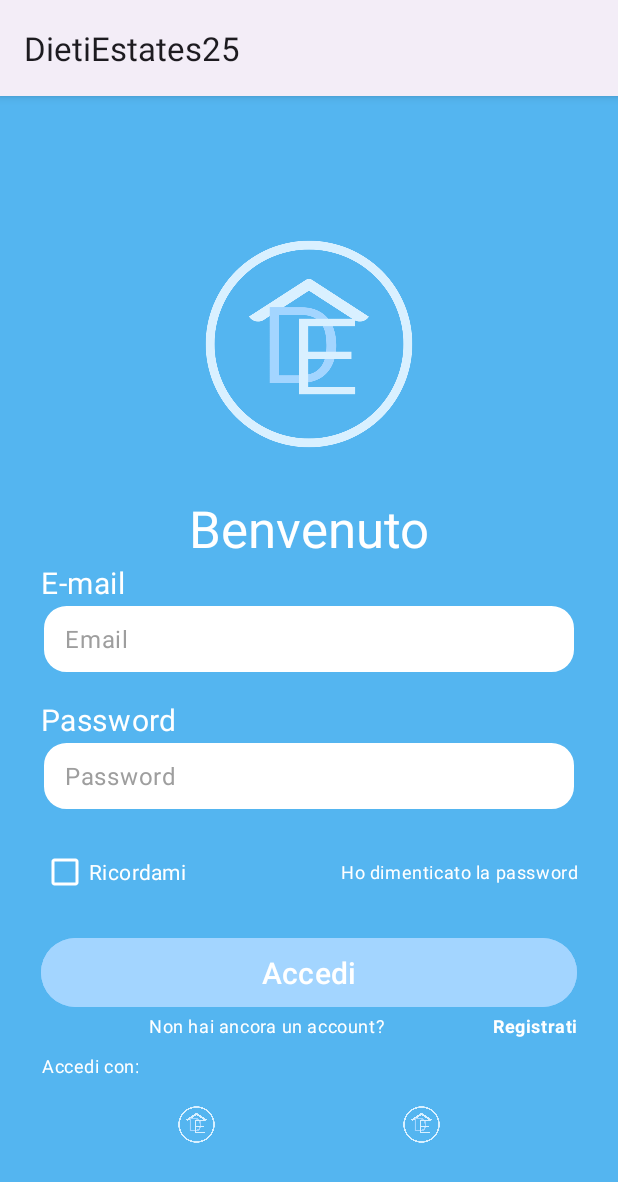
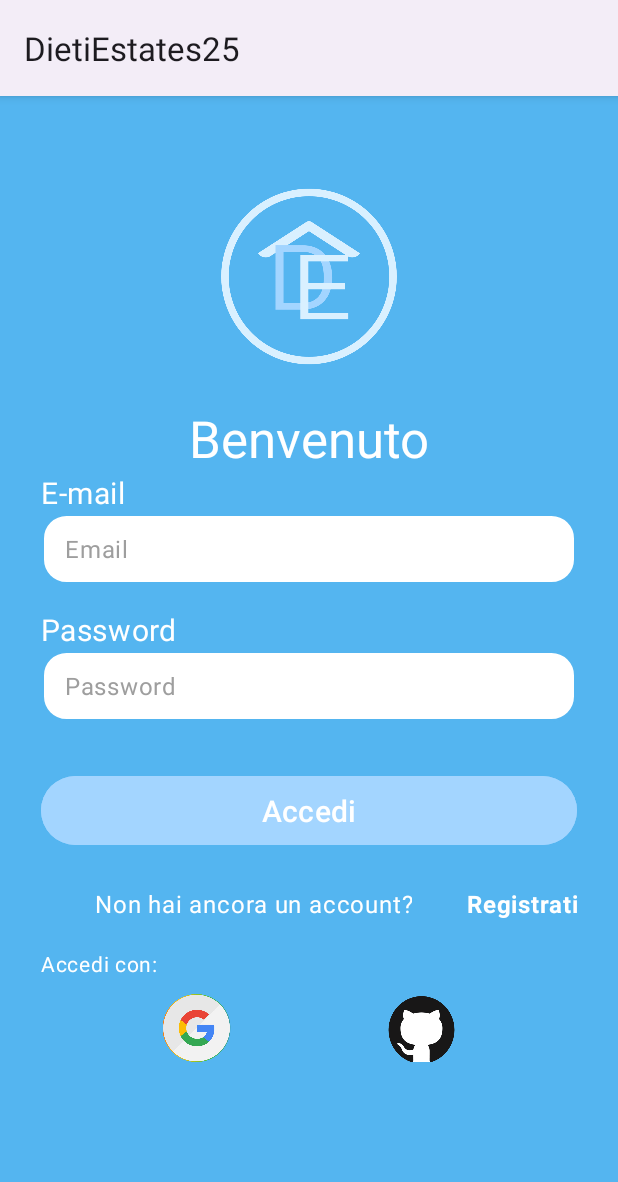
Before and after one commit to n00w4/DietiEstates25, an Android app: the screen it shows after launch (MainActivity), on a phone screen of 412 x 824 dp. Shown: the top 1182 px of the screen. Run offline under Robolectric (Android 15) with nearby library versions, the phone set to English and light mode, and no system bars.

Commit message:
[FRONTEND] Altri fix al layout

```diff
--- a/FRONTEND/MyApplication/app/src/main/java/com/example/myapplication/Controller/SignUpController.kt
+++ b/FRONTEND/MyApplication/app/src/main/java/com/example/myapplication/Controller/SignUpController.kt
@@ -50,7 +50,6 @@ class SignUpController(private val context: Context) {
                     else -> {
                         Toast.makeText(context, "Error: ${response.errorBody()?.string()}", Toast.LENGTH_SHORT).show()
                     }
-
                     //Per ora solo in caso di successo si cambia pagina, nei casi di errore mostra un toast.
                     //Decidere approccio per i casi di errore.
                 }
--- a/FRONTEND/MyApplication/app/src/main/res/layout/activity_main.xml
+++ b/FRONTEND/MyApplication/app/src/main/res/layout/activity_main.xml
@@ -8,10 +8,18 @@
     tools:context=".MainActivity"
     android:background="@color/background_color_dark">
 
+    <ScrollView
+        android:layout_width="357dp"
+        android:layout_height="0dp"
+        app:layout_constraintTop_toTopOf="parent"
+        app:layout_constraintBottom_toBottomOf="parent"
+        app:layout_constraintStart_toStartOf="parent"
+        app:layout_constraintEnd_toEndOf="parent">
+
     <LinearLayout
         android:layout_width="357dp"
         android:layout_height="729dp"
-        android:layout_marginTop="100dp"
+        android:layout_marginTop="35dp"
         android:orientation="vertical"
         app:layout_constraintBottom_toBottomOf="parent"
         app:layout_constraintEnd_toEndOf="parent"
@@ -21,7 +29,7 @@
         <ImageView
             android:id="@+id/imageView"
             android:layout_width="match_parent"
-            android:layout_height="200dp"
+            android:layout_height="170dp"
             app:srcCompat="@drawable/dietiestates25" />
 
         <TextView
@@ -63,33 +71,11 @@
             android:layout_height="48dp"
             android:inputType="textPassword" />
 
-        <LinearLayout
-            android:layout_width="match_parent"
-            android:layout_height="wrap_content"
-            android:orientation="horizontal"
-            android:gravity="center_vertical">
-
-            <CheckBox
-                android:id="@+id/checkBox"
-                style="@style/LoginCheckBox"
-                android:layout_width="wrap_content"
-                android:layout_height="wrap_content"
-                android:text="Ricordami" />
-
-            <TextView
-                android:id="@+id/textView4"
-                style="@style/ForgotPasswordTextView"
-                android:layout_width="wrap_content"
-                android:layout_height="wrap_content"
-                android:layout_weight="1"
-                android:text="Ho dimenticato la password" />
-
-        </LinearLayout>
-
         <Button
             android:id="@+id/accedi_btn"
             style="@style/LoginButton"
             android:layout_marginTop="16dp"
+            android:layout_marginBottom="15dp"
             android:layout_width="match_parent"
             android:layout_height="54dp"
             android:text="Accedi" />
@@ -98,7 +84,7 @@
 
         <LinearLayout
             android:layout_width="match_parent"
-            android:layout_height="wrap_content"
+            android:layout_height="40dp"
             android:orientation="horizontal"
             android:gravity="center_vertical">
 
@@ -108,6 +94,7 @@
                 android:layout_width="wrap_content"
                 android:layout_height="wrap_content"
                 android:layout_weight="1"
+                android:textSize="16dp"
                 android:text="Non hai ancora un account?" />
 
             <TextView
@@ -118,6 +105,7 @@
                 android:layout_weight="1"
                 android:clickable="true"
                 android:text="Registrati"
+                android:textSize="16dp"
                 android:textStyle="bold" />
 
         </LinearLayout>
@@ -127,6 +115,7 @@
             style="@style/ForgotPasswordTextView"
             android:layout_width="wrap_content"
             android:layout_height="40dp"
+            android:textSize="14dp"
             android:paddingTop="10dp"
             android:paddingBottom="10dp"
             android:text="Accedi con:" />
@@ -140,17 +129,19 @@
             <ImageView
                 android:id="@+id/imageViewFacebook"
                 android:layout_width="150dp"
-                android:layout_height="35dp"
-                app:srcCompat="@drawable/dietiestates25" />
+                android:layout_height="45dp"
+                app:srcCompat="@drawable/google_logo" />
 
             <ImageView
                 android:id="@+id/imageViewGoogle"
                 android:layout_width="150dp"
-                android:layout_height="35dp"
-                app:srcCompat="@drawable/dietiestates25" />
+                android:layout_height="45dp"
+                app:srcCompat="@drawable/github_logo" />
 
         </LinearLayout>
 
     </LinearLayout>
 
+    </ScrollView>
+
 </androidx.constraintlayout.widget.ConstraintLayout>
```
Also changed, not shown: FRONTEND/MyApplication/app/src/main/res/layout/signup_page.xml (+25 -11 lines), FRONTEND/MyApplication/app/src/main/res/drawable/github_logo.png (added), FRONTEND/MyApplication/app/src/main/res/drawable/google_logo.png (added).
